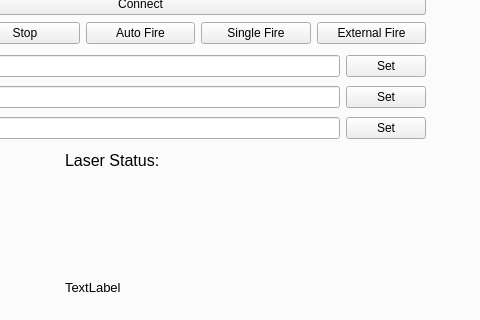
The window that Hardware/LIBS/LIBS Code/Viron_GUI/Application_UI.ui (Sanjit-Jeevanand/HusseinLab_UltrafastPlasmaScience) describes before a commit, drawn with Qt 5; both pictures show x 409 to 889 and y 259 to 579 of the 1111 by 860 pixel window.
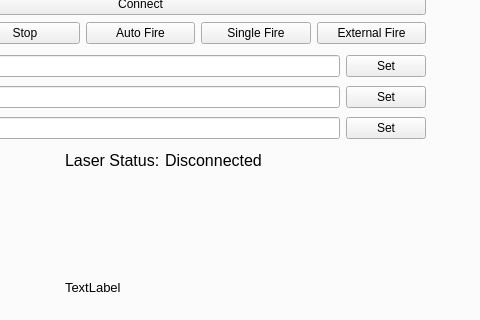
The same window after the commit. Icons and pictures are not drawn. Custom widgets are drawn as their Qt base class.

Commit message: add more verbose laser status display

Patch:
```diff
--- a/Hardware/LIBS/LIBS Code/Viron_GUI/Application_UI.ui
+++ b/Hardware/LIBS/LIBS Code/Viron_GUI/Application_UI.ui
@@ -3183,6 +3183,24 @@
          <bool>true</bool>
         </property>
        </widget>
+       <widget class="QLabel" name="laser_status_label">
+        <property name="geometry">
+         <rect>
+          <x>570</x>
+          <y>260</y>
+          <width>151</width>
+          <height>16</height>
+         </rect>
+        </property>
+        <property name="font">
+         <font>
+          <pointsize>12</pointsize>
+         </font>
+        </property>
+        <property name="text">
+         <string>Disconnected</string>
+        </property>
+       </widget>
       </widget>
       <widget class="QWidget" name="status_tab">
        <attribute name="title">
```
The commit also changes 2 other files.
